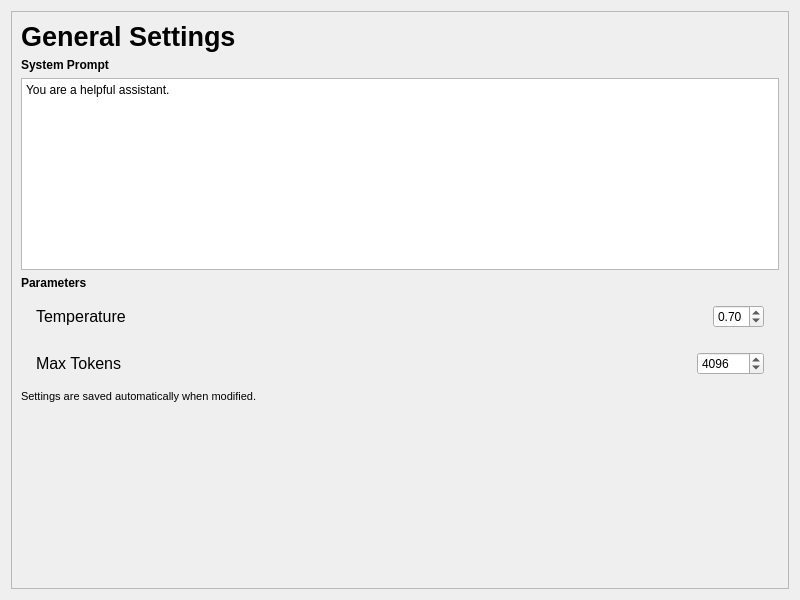
Above: src/ui/SettingGeneralPage.ui from flairziv/qt-llm-chat before the change. Below: the same form after it.
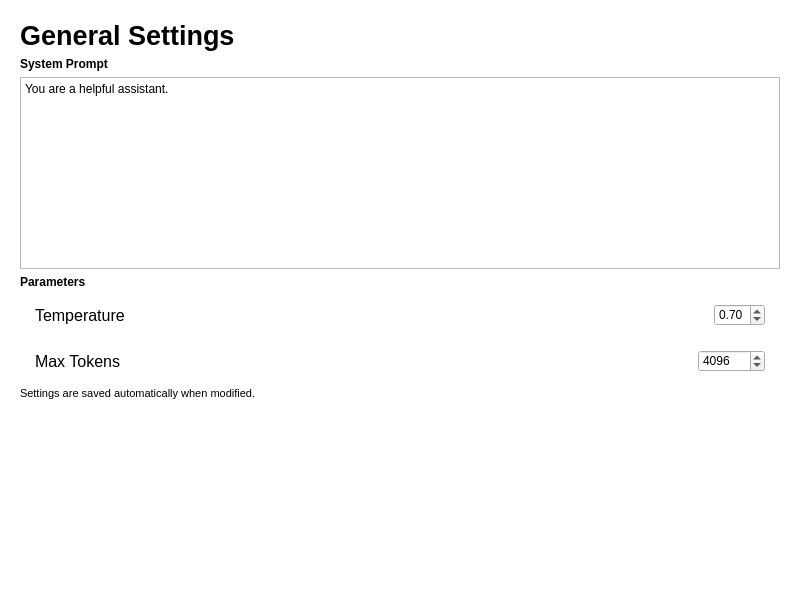
That is the form after the change. Custom widgets are drawn as their Qt base class.

What changed in the file:
```diff
--- a/src/ui/SettingGeneralPage.ui
+++ b/src/ui/SettingGeneralPage.ui
@@ -10,6 +10,11 @@
     <height>600</height>
    </rect>
   </property>
+  <property name="styleSheet">
+   <string notr="true">#SettingGeneralPage { background: transparent; }
+QScrollArea { background: transparent; border: none; }
+#scrollAreaWidgetContents { background: transparent; }</string>
+  </property>
   <layout class="QVBoxLayout" name="verticalLayout">
    <item>
     <widget class="QScrollArea" name="scrollArea">
```
